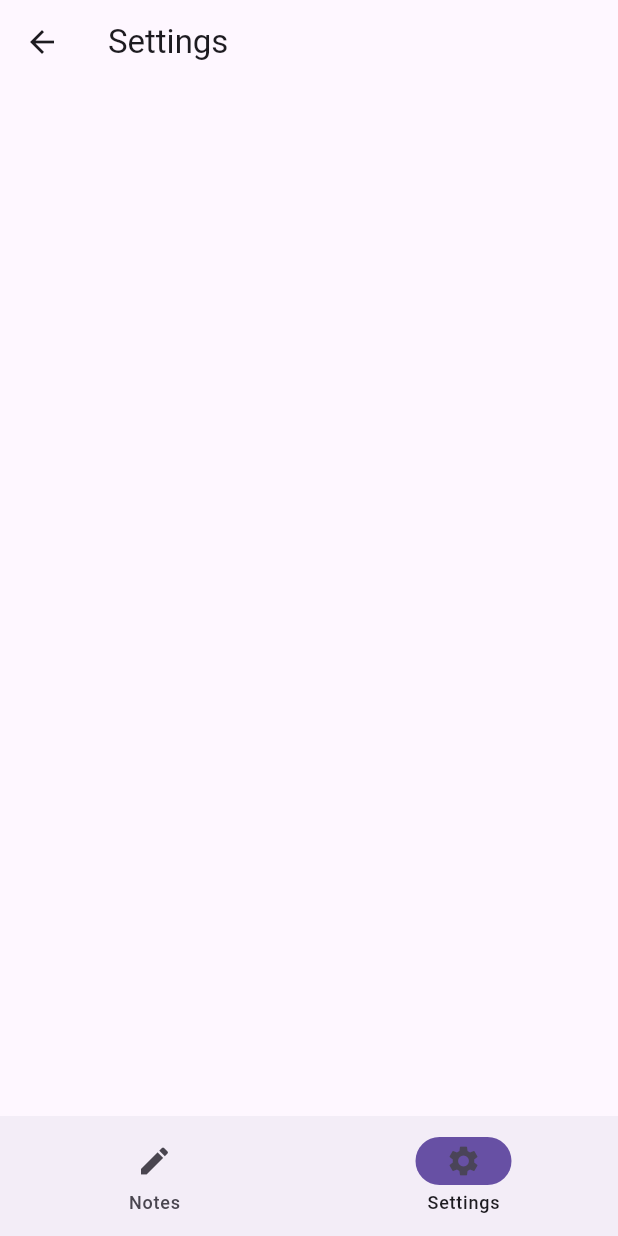
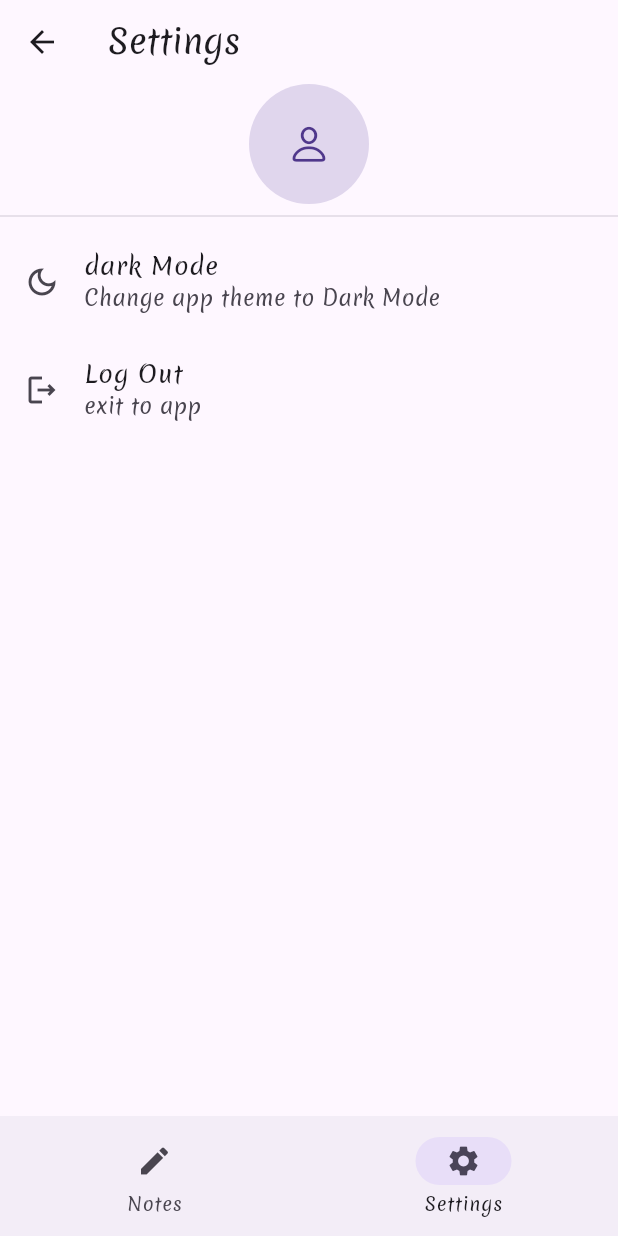
Before and after one commit to nareshved/Notes-app-with-bloc-bloc_fire_notes, a Flutter app: the HomeBottomNavbar screen opened directly, item 2 of the bottom bar chosen, on a phone screen of 412 x 824 dp. Run offline on Flutter 3.47's test engine with Material 3 defaults, Android fonts, the phone set to English and light mode, and no system bars; our stand-ins replace cloud_firestore, firebase_auth, firebase_core, firebase_storage, flutter_bloc, flutter_screenutil and 2 more; accounts and stored records are empty.

Commit message:
added  theme improvement

```diff
--- a/lib/repository/pages/settings.dart
+++ b/lib/repository/pages/settings.dart
@@ -1,3 +1,4 @@
+import 'package:flutter/cupertino.dart';
 import 'package:flutter/material.dart';
 
 class SettingsPage extends StatelessWidget {
@@ -9,6 +10,37 @@
       appBar: AppBar(
         title: const Text("Settings"),
       ),
+      body: ListView(
+        children: [
+          Align(
+            alignment: Alignment.topCenter,
+            child: CircleAvatar(
+              radius: 40,
+              backgroundColor:
+                  Theme.of(context).colorScheme.primary.withOpacity(0.2),
+              child: const Icon(
+                CupertinoIcons.person,
+                size: 30,
+              ),
+            ),
+          ),
+          Divider(
+            thickness: 0.6,
+          ),
+          ListTile(
+            leading: const Icon(Icons.dark_mode_outlined),
+            title: const Text("dark Mode"),
+            subtitle: const Text("Change app theme to Dark Mode"),
+            onTap: () {},
+          ),
+          ListTile(
+            leading: const Icon(Icons.logout_outlined),
+            title: const Text("Log Out"),
+            subtitle: const Text("exit to app"),
+            onTap: () {},
+          ),
+        ],
+      ),
     );
   }
 }
--- a/lib/repository/widgets/home/bottom_nav_bar/bottom_nav_bar.dart
+++ b/lib/repository/widgets/home/bottom_nav_bar/bottom_nav_bar.dart
@@ -27,9 +27,11 @@
             mSelectedIndex = value;
           });
         },
-        indicatorColor: Theme.of(context).colorScheme.primary,
         destinations: const [
-          NavigationDestination(icon: Icon(Icons.edit), label: "Notes"),
+          NavigationDestination(
+            icon: Icon(Icons.edit),
+            label: "Notes",
+          ),
           NavigationDestination(icon: Icon(Icons.settings), label: "Settings"),
         ],
       ),
--- a/pubspec.yaml
+++ b/pubspec.yaml
@@ -42,6 +42,9 @@
   firebase_storage: ^12.3.3
   flutter_screenutil: ^5.9.3
   shared_preferences: ^2.3.2
+  intl: ^0.19.0
+  lottie: ^3.1.3
+  provider: ^6.1.2
 
 dev_dependencies:
   flutter_test:
@@ -68,6 +71,7 @@
   # To add assets to your application, add an assets section, like this:
   assets:
     - assets/images/
+    - assets/lottie/
   #   - images/a_dot_ham.jpeg
 
   # An image asset can refer to one or more resolution-specific "variants", see
```
Also changed, not shown: assets/lottie/no-notes.json (added, +1 -0 lines), lib/main.dart (+6 -7 lines), lib/repository/pages/home_page.dart (+24 -3 lines), lib/repository/widgets/home/update_note_bottom_sheet/update_note_bottom_sheet.dart (+10 -0 lines), pubspec.lock.
